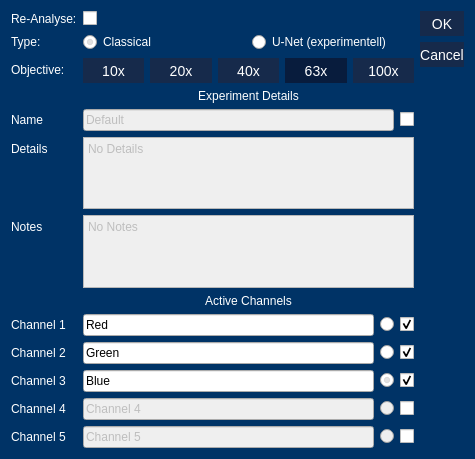
Qt form gui/definitions/analysis_settings_dialog.ui (SilMon/NucDetect) before a commit.
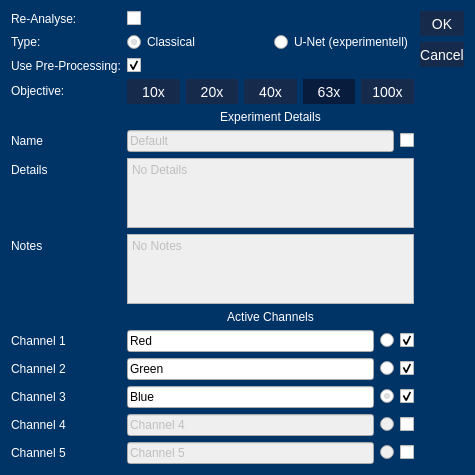
The same form after that commit.

The edit to the form file:
```diff
--- a/gui/definitions/analysis_settings_dialog.ui
+++ b/gui/definitions/analysis_settings_dialog.ui
@@ -75,21 +75,21 @@
   <layout class="QHBoxLayout" name="horizontalLayout">
    <item>
     <layout class="QFormLayout" name="formLayout">
-     <item row="4" column="0">
+     <item row="5" column="0">
       <widget class="QLabel" name="label">
        <property name="text">
         <string>Name</string>
        </property>
       </widget>
      </item>
-     <item row="9" column="0">
+     <item row="10" column="0">
       <widget class="QLabel" name="label_2">
        <property name="text">
         <string>Channel 1</string>
        </property>
       </widget>
      </item>
-     <item row="9" column="1">
+     <item row="10" column="1">
       <layout class="QHBoxLayout" name="horizontalLayout_2">
        <item>
         <widget class="QLineEdit" name="le_one">
@@ -129,14 +129,14 @@
        </item>
       </layout>
      </item>
-     <item row="10" column="0">
+     <item row="11" column="0">
       <widget class="QLabel" name="label_3">
        <property name="text">
         <string>Channel 2</string>
        </property>
       </widget>
      </item>
-     <item row="10" column="1">
+     <item row="11" column="1">
       <layout class="QHBoxLayout" name="horizontalLayout_3">
        <item>
         <widget class="QLineEdit" name="le_two">
@@ -179,14 +179,14 @@
        </item>
       </layout>
      </item>
-     <item row="11" column="0">
+     <item row="12" column="0">
       <widget class="QLabel" name="label_4">
        <property name="text">
         <string>Channel 3</string>
        </property>
       </widget>
      </item>
-     <item row="11" column="1">
+     <item row="12" column="1">
       <layout class="QHBoxLayout" name="horizontalLayout_4">
        <item>
         <widget class="QLineEdit" name="le_three">
@@ -229,14 +229,14 @@
        </item>
       </layout>
      </item>
-     <item row="12" column="0">
+     <item row="13" column="0">
       <widget class="QLabel" name="label_5">
        <property name="text">
         <string>Channel 4</string>
        </property>
       </widget>
      </item>
-     <item row="12" column="1">
+     <item row="13" column="1">
       <layout class="QHBoxLayout" name="horizontalLayout_5">
        <item>
         <widget class="QLineEdit" name="le_four">
@@ -279,14 +279,14 @@
        </item>
       </layout>
      </item>
-     <item row="13" column="0">
+     <item row="14" column="0">
       <widget class="QLabel" name="label_6">
        <property name="text">
         <string>Channel 5</string>
        </property>
       </widget>
      </item>
-     <item row="13" column="1">
+     <item row="14" column="1">
       <layout class="QHBoxLayout" name="horizontalLayout_6">
        <item>
         <widget class="QLineEdit" name="le_five">
@@ -329,7 +329,7 @@
        </item>
       </layout>
      </item>
-     <item row="7" column="1">
+     <item row="8" column="1">
       <widget class="QLabel" name="label_7">
        <property name="text">
         <string>Active Channels</string>
@@ -339,21 +339,21 @@
        </property>
       </widget>
      </item>
-     <item row="7" column="0">
+     <item row="8" column="0">
       <widget class="Line" name="line">
        <property name="orientation">
         <enum>Qt::Horizontal</enum>
        </property>
       </widget>
      </item>
-     <item row="5" column="0">
+     <item row="6" column="0">
       <widget class="QLabel" name="label_8">
        <property name="text">
         <string>Details</string>
        </property>
       </widget>
      </item>
-     <item row="5" column="1">
+     <item row="6" column="1">
       <widget class="QPlainTextEdit" name="pte_details">
        <property name="enabled">
         <bool>false</bool>
@@ -366,7 +366,7 @@
        </property>
       </widget>
      </item>
-     <item row="3" column="1">
+     <item row="4" column="1">
       <widget class="QLabel" name="label_9">
        <property name="text">
         <string>Experiment Details</string>
@@ -376,7 +376,7 @@
        </property>
       </widget>
      </item>
-     <item row="4" column="1">
+     <item row="5" column="1">
       <layout class="QHBoxLayout" name="horizontalLayout_7">
        <item>
         <widget class="QLineEdit" name="le_name">
@@ -403,14 +403,14 @@
        </item>
       </layout>
      </item>
-     <item row="6" column="0">
+     <item row="7" column="0">
       <widget class="QLabel" name="label_10">
        <property name="text">
         <string>Notes</string>
        </property>
       </widget>
      </item>
-     <item row="6" column="1">
+     <item row="7" column="1">
       <layout class="QHBoxLayout" name="horizontalLayout_8">
        <item>
         <widget class="QPlainTextEdit" name="pte_notes">
@@ -484,7 +484,7 @@
        </property>
       </widget>
      </item>
-     <item row="2" column="1">
+     <item row="3" column="1">
       <layout class="QHBoxLayout" name="horizontalLayout_10">
        <item>
         <widget class="QPushButton" name="btn_10x">
@@ -574,7 +574,7 @@
        </item>
       </layout>
      </item>
-     <item row="2" column="0">
+     <item row="3" column="0">
       <widget class="QLabel" name="label_12">
        <property name="toolTip">
         <string>Determines the detection boundaries of the analysis. Standard: 63x</string>
@@ -584,6 +584,23 @@
        </property>
       </widget>
      </item>
+     <item row="2" column="0">
+      <widget class="QLabel" name="label_13">
+       <property name="text">
+        <string>Use Pre-Processing:</string>
+       </property>
+      </widget>
+     </item>
+     <item row="2" column="1">
+      <widget class="QCheckBox" name="cbx_preproc">
+       <property name="text">
+        <string/>
+       </property>
+       <property name="checked">
+        <bool>true</bool>
+       </property>
+      </widget>
+     </item>
     </layout>
    </item>
    <item>
```
Left out of the diff: 2 changed lines with no effect on the pictures.
